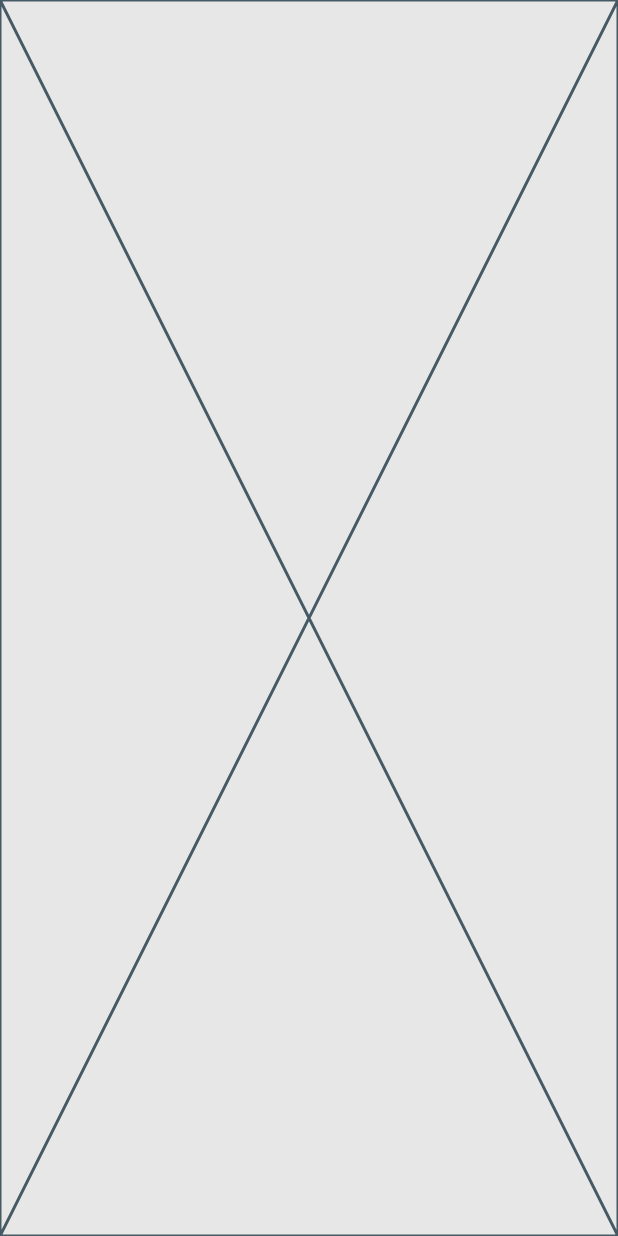
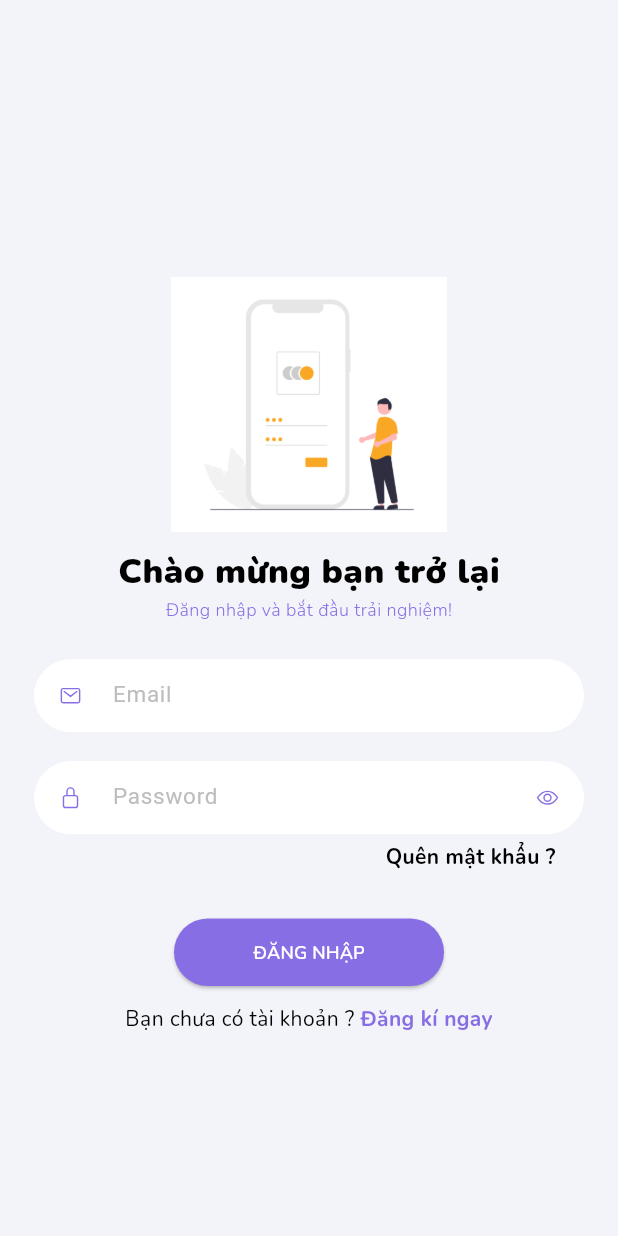
Before and after one commit to mtrine/SocialApp, a Flutter app: the screen it shows after launch, after a tap on "LOGIN", on a phone screen of 412 x 824 dp. Run offline on Flutter 3.47's test engine with Material 3 defaults, Android fonts, the phone set to English and light mode, and no system bars; drawn by our look-alikes of loading_overlay; our stand-ins replace cloud_firestore, firebase_auth, firebase_core, firebase_storage, flutter_spinkit, google_fonts and 2 more; accounts and stored records are empty.

Commit message:
login form and sign up form

```diff
--- a/lib/src/auth/login.dart
+++ b/lib/src/auth/login.dart
@@ -1,4 +1,11 @@
+import 'package:flutter/cupertino.dart';
 import 'package:flutter/material.dart';
+import 'package:loading_overlay/loading_overlay.dart';
+import 'package:provider/provider.dart';
+import 'package:social_network/src/auth/signUp.dart';
+import 'package:social_network/src/view_models/auth/loginViewModel.dart';
+import 'package:social_network/src/widgets/circularProgress.dart';
+import '../widgets/formLogin.dart';
 
 class Login extends StatefulWidget {
   const Login({super.key});
@@ -10,6 +17,72 @@ class Login extends StatefulWidget {
 class _LoginState extends State<Login> {
   @override
   Widget build(BuildContext context) {
-    return const Placeholder();
+    LoginViewModel viewModel = Provider.of<LoginViewModel>(context);
+    return LoadingOverlay(
+        progressIndicator:circularProgress(context),
+        isLoading: viewModel.loading,
+      child: Scaffold(
+        body: ListView(
+          padding:const EdgeInsets.symmetric(horizontal: 15,vertical: 20),
+          children: [
+            SizedBox(height: MediaQuery.of(context).size.height/5,),
+            SizedBox(
+              height:170,
+              width: MediaQuery.of(context).size.width,
+              child:Image.asset(
+                  'assets/images/login.png'
+              )
+            ),
+            const SizedBox(height: 10,),
+            const Center(
+              child:Text(
+                'Chào mừng bạn trở lại',
+                style:TextStyle(
+                  fontSize:23.0,
+                  fontWeight: FontWeight.w900,
+                )
+              )
+            ),
+            Center(
+              child: Text(
+                'Đăng nhập và bắt đầu trải nghiệm!',
+                style: TextStyle(
+                  fontSize: 12,
+                  fontWeight:FontWeight.w300,
+                  color:Theme.of(context).colorScheme.secondary
+                ),
+              ),
+            ),
+            const SizedBox(height: 25,),
+            FormLogin(viewModel: viewModel),
+            const SizedBox(height: 10,),
+            Row(
+              mainAxisAlignment: MainAxisAlignment.center,
+              children: [
+                const Text(
+                    'Bạn chưa có tài khoản ?',
+                ),
+                GestureDetector(
+                  onTap: (){
+                    Navigator.of(context).push(
+                      CupertinoPageRoute(
+                        builder: (_) => const SignUp(),
+                      ),
+                    );
+                  },
+                  child: Text(
+                    ' Đăng kí ngay',
+                    style: TextStyle(
+                      fontWeight:FontWeight.bold,
+                      color: Theme.of(context).colorScheme.secondary,
+                    ),
+                  ),
+                )
+              ],
+            )
+          ],
+        ),
+      ),
+    );
   }
 }
--- /dev/null
+++ b/lib/src/components/customCard.dart
@@ -0,0 +1,27 @@
+import 'package:flutter/material.dart';
+
+class CustomCard extends StatelessWidget {
+  final Widget? child;
+  final Function() onTap;
+  final BorderRadius? borderRadius;
+  const CustomCard({super.key,required this.child, required this.onTap, this.borderRadius});
+
+  @override
+  Widget build(BuildContext context) {
+    return Container(
+      decoration: BoxDecoration(
+        borderRadius:borderRadius,
+        color: Theme.of(context).cardColor
+      ),
+      child:Material(
+      type:MaterialType.transparency,
+      borderRadius: borderRadius,
+      child:InkWell(
+      borderRadius: borderRadius,
+        onTap: onTap,
+        child: child,
+      )
+      )
+    ) ;
+  }
+}
--- /dev/null
+++ b/lib/src/components/textFormBuilder.dart
@@ -0,0 +1,167 @@
+import 'package:flutter/material.dart';
+
+import 'customCard.dart';
+
+class TextFormBuilder extends StatefulWidget {
+  final String? initialValue;
+  final bool? enabled;
+  final String? hintText;
+  final TextInputType? textInputType;
+  final TextEditingController? controller;
+  final TextInputAction? textInputAction;
+  final bool obscureText;
+  final FocusNode? focusNode, nextFocusNode;
+  final VoidCallback? submitAction;
+  final FormFieldValidator<String>? validateFunction;
+  final void Function(String)? onSaved, onChange;
+  final Key? key;
+  final IconData? prefix;
+  final IconData? suffix;
+
+  TextFormBuilder(
+      {this.prefix,
+        this.suffix,
+        this.initialValue,
+        this.enabled,
+        this.hintText,
+        this.textInputType,
+        this.controller,
+        this.textInputAction,
+        this.nextFocusNode,
+        this.focusNode,
+        this.submitAction,
+        this.obscureText = false,
+        this.validateFunction,
+        this.onSaved,
+        this.onChange,
+        this.key});
+
+  @override
+  _TextFormBuilderState createState() => _TextFormBuilderState();
+}
+
+class _TextFormBuilderState extends State<TextFormBuilder> {
+  String? error;
+
+  @override
+  Widget build(BuildContext context) {
+    return Padding(
+      padding: const EdgeInsets.symmetric(horizontal: 8.0),
+      child: Column(
+        crossAxisAlignment: CrossAxisAlignment.start,
+        children: [
+          CustomCard(
+            onTap: () {
+              print('clicked');
+            },
+            borderRadius: BorderRadius.circular(40.0),
+            child: Container(
+              child: Theme(
+                data: ThemeData(
+                  primaryColor: Theme.of(context).colorScheme.secondary,
+                  colorScheme: ColorScheme.fromSwatch().copyWith(
+                      secondary: Theme.of(context).colorScheme.secondary),
+                ),
+                child: TextFormField(
+                  cursorColor: Theme.of(context).colorScheme.secondary,
+                  textCapitalization: TextCapitalization.none,
+                  initialValue: widget.initialValue,
+                  enabled: widget.enabled,
+                  onChanged: (val) {
+                    error = widget.validateFunction!(val);
+                    setState(() {});
+                    widget.onSaved!(val);
+                  },
+                  style: TextStyle(
+                    fontSize: 15.0,
+                  ),
+                  key: widget.key,
+                  controller: widget.controller,
+                  obscureText: widget.obscureText,
+                  keyboardType: widget.textInputType,
+                  validator: widget.validateFunction,
+                  onSaved: (val) {
+                    error = widget.validateFunction!(val);
+                    setState(() {});
+                    widget.onSaved!(val!);
+                  },
+                  textInputAction: widget.textInputAction,
+                  focusNode: widget.focusNode,
+                  onFieldSubmitted: (String term) {
+                    if (widget.nextFocusNode != null) {
+                      widget.focusNode!.unfocus();
+                      FocusScope.of(context).requestFocus(widget.nextFocusNode);
+                    } else {
+                      widget.submitAction!();
+                    }
+                  },
+                  decoration: InputDecoration(
+                    prefixIcon: Icon(
+                      widget.prefix,
+                      size: 15.0,
+                      color: Theme.of(context).colorScheme.secondary,
+                    ),
+                    suffixIcon: Icon(
+                      widget.suffix,
+                      size: 15.0,
+                      color: Theme.of(context).colorScheme.secondary,
+                    ),
+                    // fillColor: Colors.white,
+                    filled: true,
+                    hintText: widget.hintText,
+                    hintStyle: TextStyle(
+                      color: Colors.grey[400],
+                    ),
+                    contentPadding: EdgeInsets.symmetric(horizontal: 20.0),
+                    border: border(context),
+                    enabledBorder: border(context),
+                    focusedBorder: focusBorder(context),
+                    errorStyle: TextStyle(height: 0.0, fontSize: 0.0),
+                  ),
+                ),
+              ),
+            ),
+          ),
+          const SizedBox(height: 5.0),
+          Visibility(
+            visible: error != null,
+            child: Padding(
+              padding: const EdgeInsets.only(left: 10.0),
+              child: Text(
+                '$error',
+                style: TextStyle(
+                  color: Colors.red[700],
+                  fontSize: 12.0,
+                ),
+              ),
+            ),
+          ),
+        ],
+      ),
+    );
+  }
+
+  border(BuildContext context) {
+    return OutlineInputBorder(
+      borderRadius: BorderRadius.all(
+        Radius.circular(30.0),
+      ),
+      borderSide: BorderSide(
+        color: Colors.white,
+        width: 0.0,
+      ),
+    );
+  }
+
+  focusBorder(BuildContext context) {
+    return OutlineInputBorder(
+      borderRadius: BorderRadius.all(
+        Radius.circular(30.0),
+      ),
+      borderSide: BorderSide(
+        color: Theme.of(context).colorScheme.secondary,
+        width: 1.0,
+      ),
+    );
+  }
+}
--- a/lib/src/utils/provider.dart
+++ b/lib/src/utils/provider.dart
@@ -1,7 +1,12 @@
 import 'package:provider/provider.dart';
 import 'package:provider/single_child_widget.dart';
+import 'package:social_network/src/view_models/auth/loginViewModel.dart';
 import 'package:social_network/src/view_models/theme/themeViewModel.dart';
+
+import '../view_models/auth/signUpViewModel.dart';
 
 List<SingleChildWidget> providers=[
   ChangeNotifierProvider(create: (_)=>ThemeProvider()),
+  ChangeNotifierProvider(create: (_)=>LoginViewModel()),
+  ChangeNotifierProvider(create: (_)=>SignUpViewModel()),
 ];
--- /dev/null
+++ b/lib/src/utils/validation.dart
@@ -0,0 +1,22 @@
+class Validations{
+    static String? validateName(String?value){
+      if(value!.isEmpty) return 'Hãy nhập username';
+      final RegExp nameExp= RegExp(r'^[A-Za-zÀÁÂÃÈÉÊÌÍÒÓÔÕÙÚĂĐĨŨƠàáâãèéêìíòóôõùúăđĩũơƯĂẠẢẤẦẨẪẬẮẰẲẴẶẸẺẼỀỀỂẾỆỈỊỌỎỐỒỔỖỘỚỜỞỠỢỤỦỨỪỄệỈỴÝỳỵỷỹ ]+$');
+      if(!nameExp.hasMatch(value)){
+        return 'Vui lòng nhập cái từ hợp lệ';
+      }
+    }
+    static String? validateEmail(String? value ,[bool isRequired=true]){
+      if(value!.isEmpty && isRequired) return "Hãy nhập email";
+      final RegExp emailExp=RegExp( r"^[a-zA-Z0-9.!#$%&'*+/=?^_`{|}~-]+@[a-zA-Z0-9](?:[a-zA-Z0-9-]{0,253}[a-zA-Z0-9])?(?:\.[a-zA-Z0-9](?:[a-zA-Z0-9-]{0,253}[a-zA-Z0-9])?)*$");
+      if(!emailExp.hasMatch(value)&& isRequired){
+        return 'Email không hợp lệ';
+      }
+    }
+
+    static String? validatePassword(String? value){
+      if(value!.isEmpty||value.length<6){
+          return 'Hãy nhập mật khẩu';
+      }
+    }
+}
--- a/lib/src/view_models/auth/loginViewModel.dart
+++ b/lib/src/view_models/auth/loginViewModel.dart
@@ -3,6 +3,7 @@ import 'package:flutter/material.dart';
 
 import '../../screens/homeScreen.dart';
 import '../../services/authService.dart';
+import '../../utils/validation.dart';
 
 class LoginViewModel extends ChangeNotifier{
     final GlobalKey<ScaffoldState> scaffoldkey= GlobalKey<ScaffoldState>();
@@ -47,6 +48,43 @@ class LoginViewModel extends ChangeNotifier{
         }
     }
 
+    forgotPassword(BuildContext context) async{
+        loading= true;
+        notifyListeners();
+        FormState form= formKey.currentState!;
+        form.save();
+        print(Validations.validateEmail(email));
+        if(Validations.validateEmail(email)!=null){
+            showInSnackBar(
+                'Hãy nhập email hợp lệ để tạo lại mật khẩu mới',
+                context
+            );
+        }
+        else{
+            try{
+            await auth.forgotPassword(email!);
+            showInSnackBar(
+                'Hãy nhập email hợp lệ để tạo lại mật khẩu mới',
+                context
+            );
+            }catch(e){
+                showInSnackBar("$e", context);
+            }
+        }
+        loading=true;
+        notifyListeners();
+    }
+
+    setEmail(val) {
+        email = val;
+        notifyListeners();
+    }
+
+    setPassword(val) {
+        password = val;
+        notifyListeners();
+    }
+
     void showInSnackBar(String value,context) {
         ScaffoldMessenger.of(context).removeCurrentSnackBar();
         ScaffoldMessenger.of(context).showSnackBar(SnackBar(content: Text(value)));
--- /dev/null
+++ b/lib/src/widgets/circularProgress.dart
@@ -0,0 +1,17 @@
+import 'package:flutter/material.dart';
+import 'package:flutter_spinkit/flutter_spinkit.dart';
+
+Center circularProgress(context){
+    return Center(
+      child:SpinKitFadingCircle(
+          size:40,
+          color: Theme.of(context).colorScheme.secondary,
+      )
+    );
+}
+
+LinearProgressIndicator linearProgress(context){
+    return LinearProgressIndicator(
+      valueColor: AlwaysStoppedAnimation(Theme.of(context).colorScheme.secondary),
+    );
+}
--- /dev/null
+++ b/lib/src/widgets/formLogin.dart
@@ -0,0 +1,93 @@
+import 'package:flutter/material.dart';
+import 'package:ionicons/ionicons.dart';
+import '../components/textFormBuilder.dart';
+import '../utils/validation.dart';
+import '../view_models/auth/loginViewModel.dart';
+
+class FormLogin extends StatelessWidget {
+  const FormLogin({
+    super.key,
+    required this.viewModel,
+  });
+
+  final LoginViewModel viewModel;
+
+  @override
+  Widget build(BuildContext context) {
+    return Form(
+      key:viewModel.formKey,
+      autovalidateMode: AutovalidateMode.onUserInteraction,
+      child: Column(
+        children: [
+          TextFormBuilder(
+            enabled: !viewModel.loading,
+            prefix: Ionicons.mail_outline,
+            hintText: 'Email',
+            textInputAction: TextInputAction.next,
+            validateFunction: Validations.validateEmail,
+            onChange: (String val){
+              viewModel.setEmail(val);
+            },
+            focusNode: viewModel.emailFN,
+            nextFocusNode: viewModel.passFN,
+          ),
+          const SizedBox(height: 15,),
+          TextFormBuilder(
+            enabled: !viewModel.loading,
+            prefix: Ionicons.lock_closed_outline,
+            suffix: Ionicons.eye_outline,
+            obscureText: true,
+            hintText: 'Password',
+            textInputAction: TextInputAction.next,
+            validateFunction: Validations.validatePassword,
+            submitAction: () => viewModel.login(context),
+            onChange: (String val){
+              viewModel.setPassword(val);
+            },
+            focusNode: viewModel.passFN,
+          ),
+          Align(
+            alignment: Alignment.centerRight,
+            child: Padding(
+              padding: const EdgeInsets.only(right:10),
+              child:InkWell(
+                onTap: ()=> viewModel.forgotPassword(context),
+                child: Container(
+                  width: 130,
+                  height: 40,
+                  child: const Text(
+                    'Quên mật khẩu ?',
+                    style:TextStyle(
+                        fontWeight: FontWeight.bold
+                    ) ,
+                  ),
+                ),
+              ) ,
+            ),
+          ),
+          const SizedBox(height: 10,),
+          ElevatedButton(
+              onPressed: (){
+                viewModel.login(context);
+              },
+              style: ElevatedButton.styleFrom(
+                  backgroundColor:Theme.of(context).colorScheme.secondary,
+                  fixedSize: const Size(180, 45),
+                  shape: RoundedRectangleBorder(
+                      borderRadius: BorderRadius.circular(40)
+                  )
+              ),
+              child:Text(
+                'Đăng nhập'.toUpperCase(),
+                style: const TextStyle(
+                    color: Colors.white,
+                    fontSize: 12,
+                    fontWeight: FontWeight.w600
+                ),
+              )
+          )
+        ],
+      ),
+    );
+  }
+}
--- a/pubspec.yaml
+++ b/pubspec.yaml
@@ -38,7 +38,10 @@ dependencies:
   provider: ^6.1.2
   shared_preferences: ^2.2.3
   google_fonts: ^6.2.1
-
+  flutter_spinkit: ^5.2.1
+  loader_overlay: ^4.0.0
+  loading_overlay: ^0.3.0
+  ionicons: ^0.2.2
   # The following adds the Cupertino Icons font to your application.
   # Use with the CupertinoIcons class for iOS style icons.
   cupertino_icons: ^1.0.6
```
Also changed, not shown: lib/src/auth/signUp.dart (added, +144 -0 lines), lib/src/view_models/auth/signUpViewModel.dart (added, +84 -0 lines), assets/images/login.png (added), pubspec.lock.
